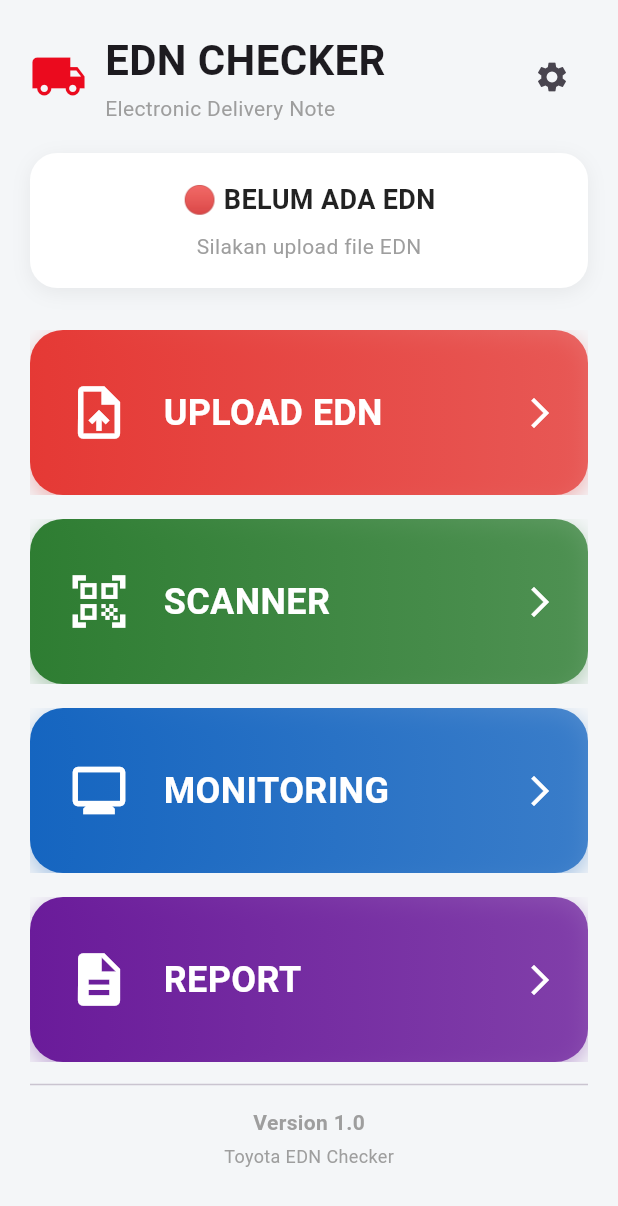
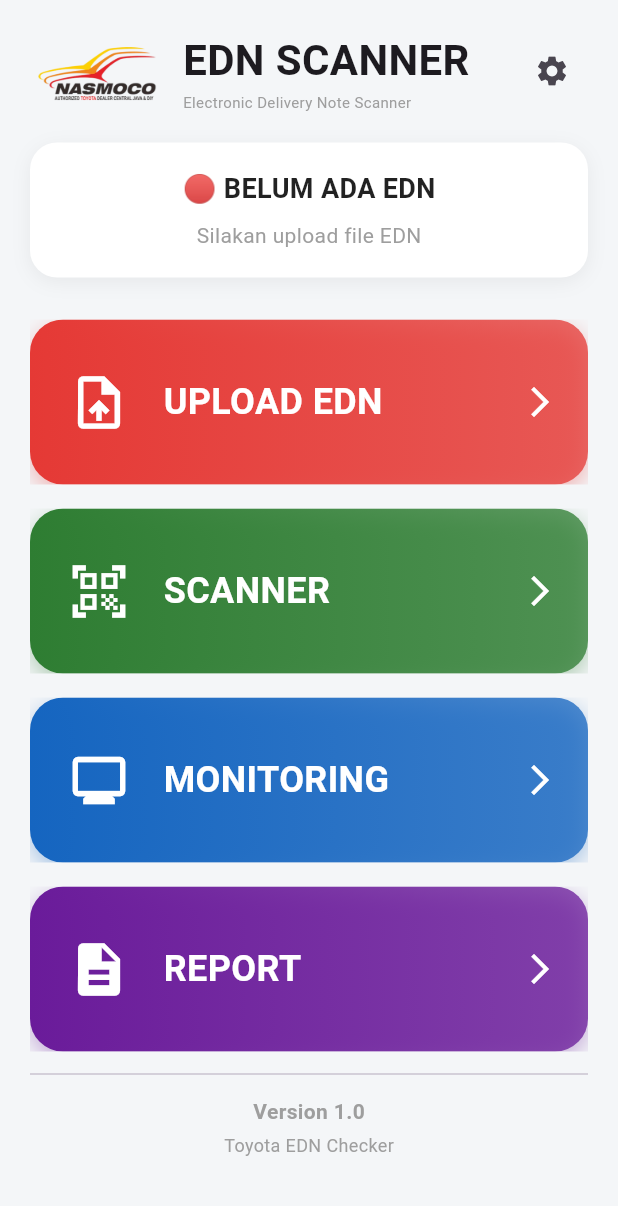
Before and after one commit to andipartman-collab/edn_checker, a Flutter app: the screen it shows after launch, on a phone screen of 412 x 824 dp. Shown: the top 1206 px of the screen. Run offline on Flutter 3.47's test engine with Material 3 defaults, Android fonts, the light colour scheme and no system bars; our stand-ins replace audioplayers, file_picker, pdf, printing, shared_preferences; missing offline and left inert: excel, mobile_scanner.

Commit message:
add icon,replace apk name,add logo nasmoco

```diff
--- a/lib/features/home/widgets/home_header.dart
+++ b/lib/features/home/widgets/home_header.dart
@@ -10,10 +10,11 @@
   Widget build(BuildContext context) {
     return Row(
       children: [
-        const Icon(
-          Icons.local_shipping,
-          size: 38,
-          color: AppColors.toyotaRed,
+        Image.asset(
+          'assets/images/nasmoco_logo.png',
+          width: 90,
+          height: 50,
+          fit: BoxFit.contain,
         ),
 
         const SizedBox(width: 12),
@@ -24,20 +25,20 @@
             children: [
 
               Text(
-                "EDN CHECKER",
+                "EDN SCANNER",
                 style: TextStyle(
                   fontSize: 28,
                   fontWeight: FontWeight.bold,
                 ),
               ),
 
-              SizedBox(height: 2),
+              SizedBox(height: 1),
 
               Text(
-                "Electronic Delivery Note",
+                "Electronic Delivery Note Scanner",
                 style: TextStyle(
                   color: Colors.grey,
-                  fontSize: 14,
+                  fontSize: 10,
                 ),
               ),
             ],
--- a/lib/features/scanner/widgets/camera_overlay.dart
+++ b/lib/features/scanner/widgets/camera_overlay.dart
@@ -48,7 +48,7 @@
                 textAlign: TextAlign.center,
                 style: TextStyle(
                   color: Colors.white.withOpacity(.9),
-                  fontSize: 15,
+                  fontSize: 14,
                   fontWeight: FontWeight.bold,
                 ),
               ),
--- a/lib/features/scanner/widgets/scanner_input.dart
+++ b/lib/features/scanner/widgets/scanner_input.dart
@@ -23,9 +23,6 @@
   void initState() {
     super.initState();
 
-    WidgetsBinding.instance.addPostFrameCallback((_) {
-      focusNode.requestFocus();
-    });
   }
 
   void submit() {
```
Also changed, not shown: lib/features/scanner/widgets/camera_scanner.dart (+4 -4 lines), pubspec.yaml (+7 -0 lines), assets/icon/edn_scanner.png (added), assets/images/nasmoco_logo.png (added), pubspec.lock, 7 other files.
